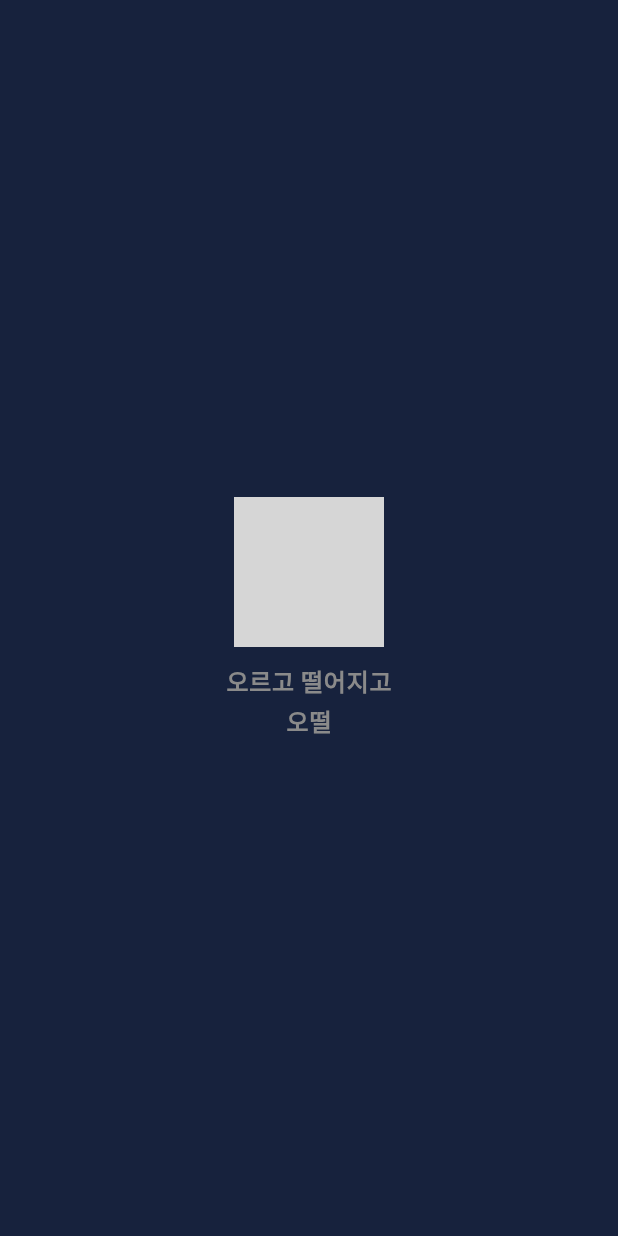
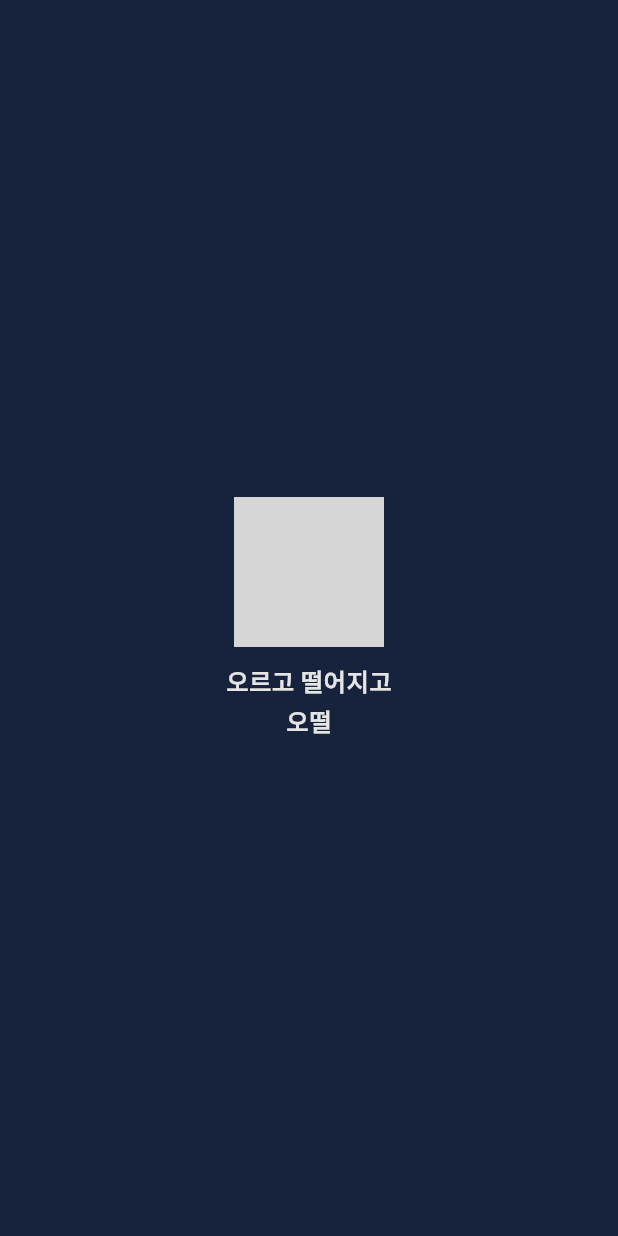
Before and after one commit to oculi-s/flutterohddul, a Flutter app: the screen it shows after launch, on a phone screen of 412 x 824 dp. Run offline on Flutter 3.47's test engine with Material 3 defaults, Android fonts, the phone set to English and light mode, and no system bars; our stand-ins replace flutter_svg, flutter_svg_provider, go_router; missing offline and left inert: candlesticks, k_chart, kakao_flutter_sdk; network calls fail; grey boxes are pictures that could not be loaded.

Commit message:
20231123_221900

```diff
--- a/lib/core/colors.dart
+++ b/lib/core/colors.dart
@@ -2,8 +2,8 @@ import 'package:flutter/material.dart';
 import 'package:flutterohddul/core/colors.dart';
 
 class DarkTheme {
-  static ThemeData getTheme() {
-    return ThemeData(
+  static ThemeData theme = ThemeData(
+    scaffoldBackgroundColor: AppColors.bgDark,
     fontFamily: 'NotoSansKR',
     canvasColor: AppColors.bgDark,
     focusColor: Color(0xff006AB5),
@@ -17,29 +17,27 @@ class DarkTheme {
     ),
   );
 }
-}
 
 class LightTheme {
-  static ThemeData getTheme() {
-    return ThemeData(
+  static ThemeData theme = ThemeData(
+    scaffoldBackgroundColor: AppColors.bgDark,
     fontFamily: 'NotoSansKR',
     canvasColor: AppColors.bgBright,
     primaryColor: AppColors.textDark,
     textTheme: const TextTheme(
       bodyLarge: TextStyle(
-          color: AppColors.textDark,
+        color: AppColors.textBright,
         fontWeight: FontWeight.w600,
       ),
     ),
   );
-  }
 }
 
 class AppColors {
   static const Color kakao = Color(0xFFFEE500);
 
   static const Color bgDarker = Color(0xFF030D18);
-  static const Color bgDark = Color(0xFF04091E);
+  static const Color bgDark = Color.fromARGB(255, 1, 2, 7);
   static const Color bgMidDark = Color(0xFF111329);
   static const Color bgMid = Color(0xFF181633);
   static const Color bgMidBright = Color(0xFF16223B);
--- a/lib/data/user.dart
+++ b/lib/data/user.dart
@@ -112,8 +112,6 @@ class LoginUser {
           },
         );
       }
-      // print(List<Stock>.from(
-      //     favs.keys.map((e) => Stock.fromCode(e)).where((e) => e).toList()));
       valid = true;
       user = User(
         uid: uid,
@@ -124,7 +122,6 @@ class LoginUser {
         thumbnail: thumbnail,
         // pred:pred,
       );
-      print('userdata : ${user.toJson()}');
     } catch (error) {
       print('카카오톡으로 로그인 실패 $error');
     }
--- a/lib/main.dart
+++ b/lib/main.dart
@@ -59,12 +59,17 @@ class _MainAppState extends State<MainApp> {
         });
       },
       isLoggedIn: isLoggedIn,
-      child: MaterialApp.router(
-        routerConfig: router,
-        debugShowCheckedModeBanner: false,
-        theme: DarkTheme.getTheme(),
-        darkTheme: LightTheme.getTheme(),
-        themeMode: themeIsDark ? ThemeMode.dark : ThemeMode.light,
+      child: DefaultTextStyle(
+        style: (themeIsDark ? DarkTheme.theme : LightTheme.theme)
+            .textTheme
+            .bodyLarge!,
+        child: MaterialApp.router(
+          routerConfig: router,
+          debugShowCheckedModeBanner: false,
+          theme: DarkTheme.theme,
+          darkTheme: LightTheme.theme,
+          themeMode: themeIsDark ? ThemeMode.dark : ThemeMode.light,
+        ),
       ),
     );
   }
```
Also changed, not shown: lib/screen/favs.screen.dart (+11 -3 lines). Lines whose indentation alone changed are shown as unchanged.
